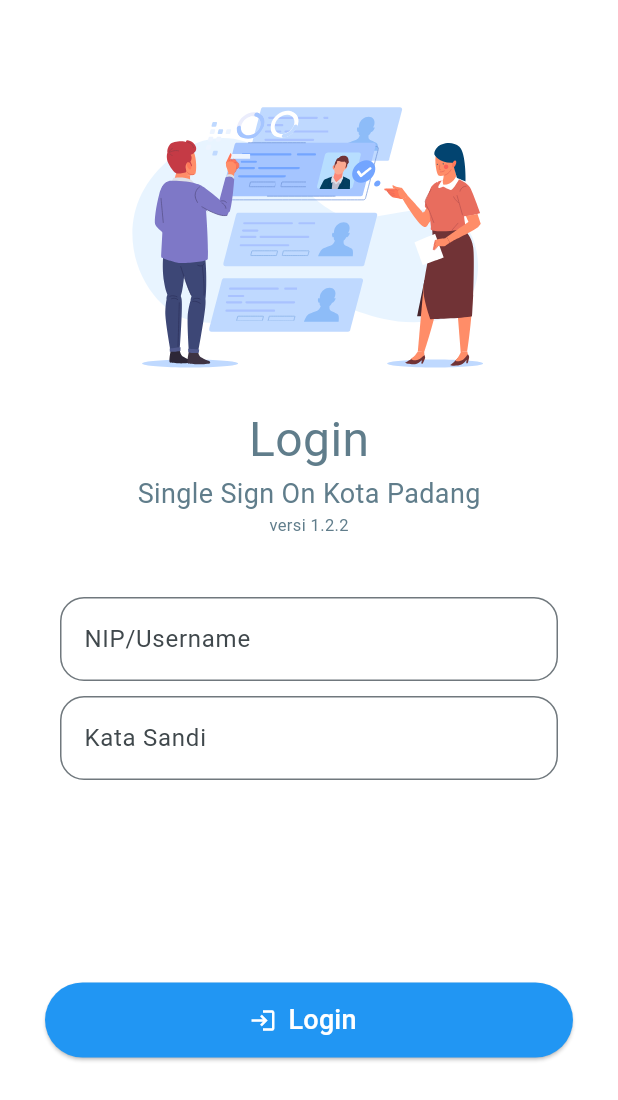
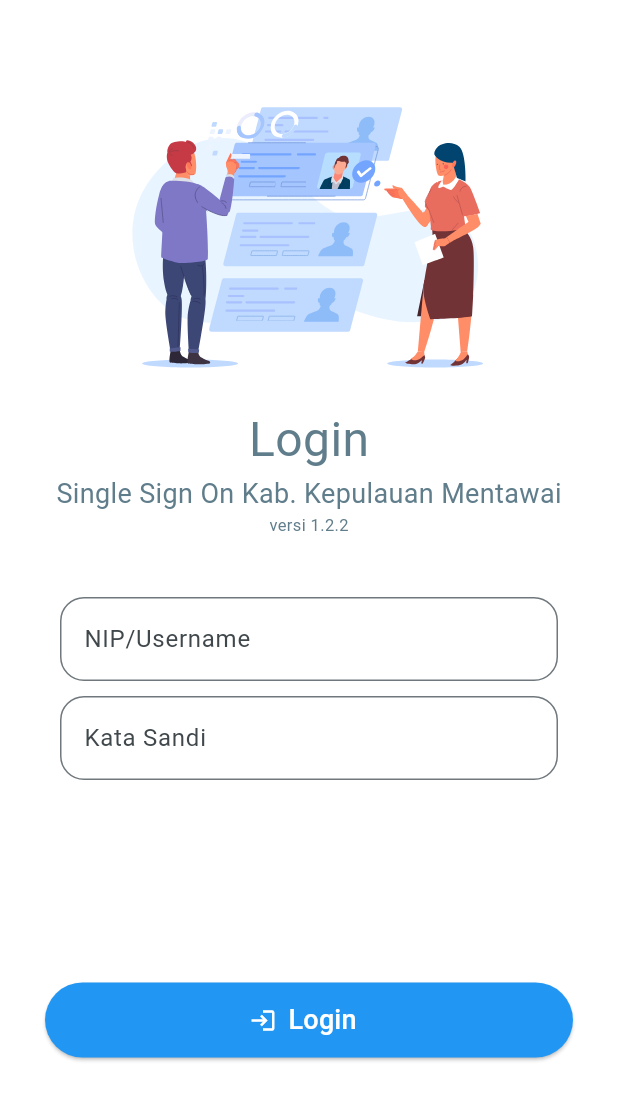
Before and after one commit to sanders-hanko/sso-padang-main, a Flutter app: the screen it shows after launch, after a tap on "Login", on a phone screen of 412 x 824 dp. Shown: the top 1100 px of the screen. Run offline on Flutter 3.47's test engine with Material 3 defaults, Android fonts, the phone set to English and light mode, and no system bars; our stand-ins replace badges, camera, carousel_slider, device_info_plus, dio, file_picker and 17 more; missing offline and left inert: advertising_id, appcheck, home_widget, liquid_glass_renderer, syncfusion_flutter_core, syncfusion_flutter_pdfviewer; accounts and stored records are empty; network calls fail; project files that could hold a hidden picture were left out.

Commit message:
Mengganti semua kata "Kota Padang" dengan "Kab. Kepulauan Mentawai" di file-file berikut: 1. lib/auth/login_page.dart 2. lib/pages/presensi/index_izin_presensi.dart 3. lib/services/webview_page.dart Kecuali copyright

```diff
--- a/lib/auth/login_page.dart
+++ b/lib/auth/login_page.dart
@@ -329,7 +329,7 @@ class LoginPageState extends State<LoginPage> {
                                       color: Colors.blueGrey, fontSize: 32)),
                             ),
                             const Center(
-                              child: Text('Single Sign On Kota Padang',
+                              child: Text('Single Sign On Kab. Kepulauan Mentawai',
                                   style: TextStyle(
                                       color: Colors.blueGrey, fontSize: 18)),
                             ),
--- a/lib/pages/presensi/index_izin_presensi.dart
+++ b/lib/pages/presensi/index_izin_presensi.dart
@@ -240,7 +240,7 @@ class StateIndexIzinPresensi extends State<IndexIzinPresensi> {
                 Row(
                   mainAxisAlignment: MainAxisAlignment.center,
                   children: [
-                    Text('Pemerintah Kota Padang'),
+                    Text('Pemerintah Kab. Kepulauan Mentawai'),
                   ],
                 ),
               ],
--- a/lib/services/webview_page.dart
+++ b/lib/services/webview_page.dart
@@ -69,7 +69,7 @@ Page resource error:
   @override
   Widget build(BuildContext context) {
     return Scaffold(
-      appBar: AppBar(title: const Text('CCTV Kota Padang')),
+      appBar: AppBar(title: const Text('CCTV Kab. Kepulauan Mentawai')),
       body: SafeArea(
         bottom: false,
         child: Stack(
```
